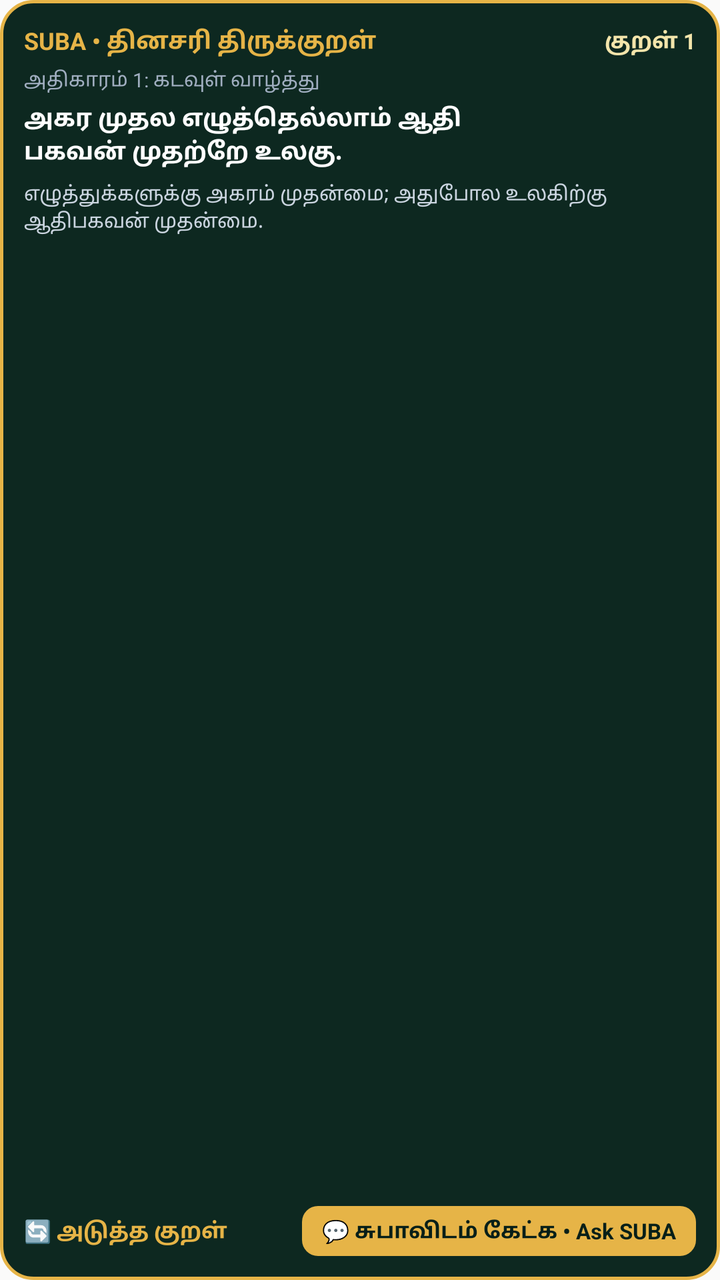
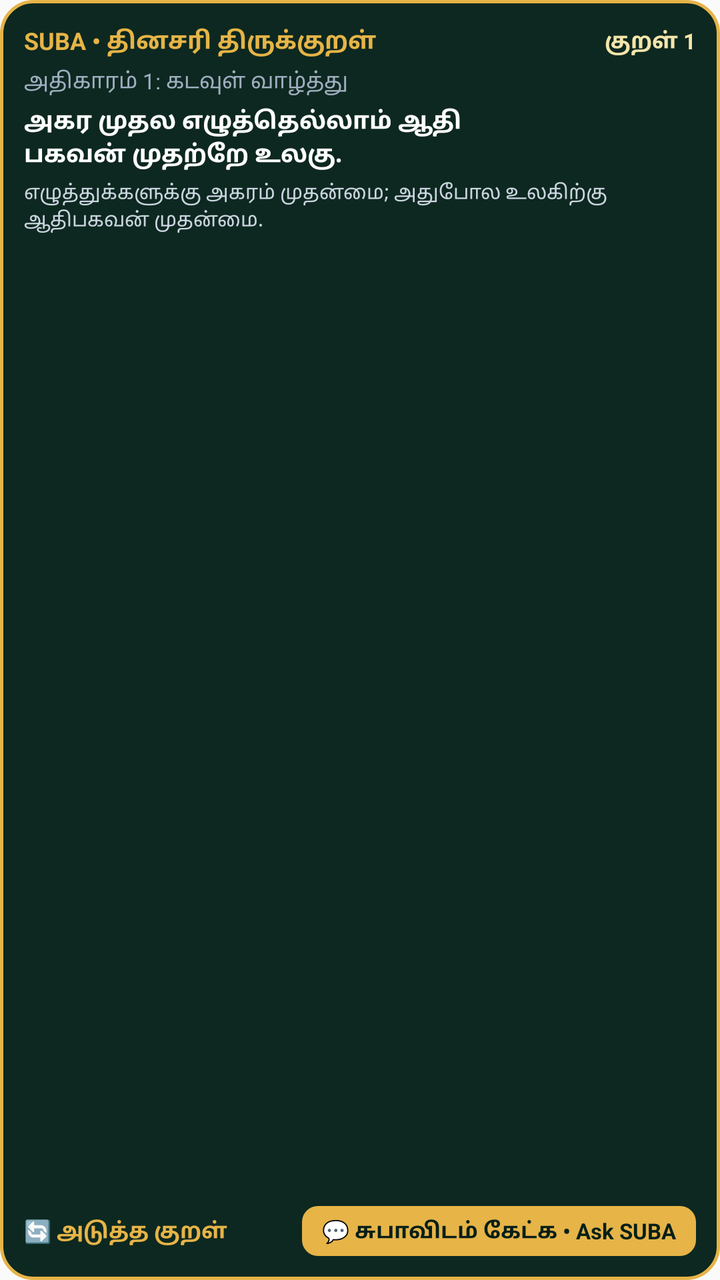

Screens rendered from an Android XML layout before and after an edit, with the pre-edit source and the edit as a unified diff.
<!-- AndroidManifest.xml: application theme AppTheme -->
<!-- res/layout/suba_widget.xml -->
<?xml version="1.0" encoding="utf-8"?>
<LinearLayout xmlns:android="http://schemas.android.com/apk/res/android"
    android:id="@+id/widget_root"
    android:layout_width="match_parent"
    android:layout_height="match_parent"
    android:background="@drawable/widget_bg"
    android:orientation="vertical"
    android:padding="12dp">

    
    <LinearLayout
        android:layout_width="match_parent"
        android:layout_height="wrap_content"
        android:orientation="horizontal"
        android:gravity="center_vertical"
        android:layout_marginBottom="4dp">

        <TextView
            android:id="@+id/widget_header_title"
            android:layout_width="0dp"
            android:layout_height="wrap_content"
            android:layout_weight="1"
            android:text="@string/widget_title"
            android:textColor="#E6B447"
            android:textSize="12sp"
            android:textStyle="bold" />

        <TextView
            android:id="@+id/widget_kural_number"
            android:layout_width="wrap_content"
            android:layout_height="wrap_content"
            android:text="குறள் 1"
            android:textColor="#F3E5AB"
            android:textSize="11sp"
            android:textStyle="bold" />
    </LinearLayout>

    
    <TextView
        android:id="@+id/widget_chapter"
        android:layout_width="match_parent"
        android:layout_height="wrap_content"
        android:text="அதிகாரம் 1: கடவுள் வாழ்த்து"
        android:textColor="#A0AEC0"
        android:textSize="10sp"
        android:layout_marginBottom="4dp" />

    
    <TextView
        android:id="@+id/widget_kural_line1"
        android:layout_width="match_parent"
        android:layout_height="wrap_content"
        android:text="அகர முதல எழுத்தெல்லாம் ஆதி"
        android:textColor="#FFFFFF"
        android:textSize="12sp"
        android:textStyle="bold"
        android:maxLines="1"
        android:ellipsize="end" />

    
    <TextView
        android:id="@+id/widget_kural_line2"
        android:layout_width="match_parent"
        android:layout_height="wrap_content"
        android:text="பகவன் முதற்றே உலகு."
        android:textColor="#FFFFFF"
        android:textSize="12sp"
        android:textStyle="bold"
        android:maxLines="1"
        android:ellipsize="end"
        android:layout_marginBottom="6dp" />

    
    <TextView
        android:id="@+id/widget_meaning"
        android:layout_width="match_parent"
        android:layout_height="0dp"
        android:layout_weight="1"
        android:text="எழுத்துக்களுக்கு அகரம் முதன்மை; அதுபோல உலகிற்கு ஆதிபகவன் முதன்மை."
        android:textColor="#CBD5E0"
        android:textSize="10sp"
        android:maxLines="2"
        android:ellipsize="end"
        android:layout_marginBottom="6dp" />

    
    <RelativeLayout
        android:layout_width="match_parent"
        android:layout_height="wrap_content">

        <TextView
            android:id="@+id/widget_btn_next"
            android:layout_width="wrap_content"
            android:layout_height="wrap_content"
            android:layout_alignParentStart="true"
            android:layout_centerVertical="true"
            android:text="🔄 அடுத்த குறள்"
            android:textColor="#E6B447"
            android:textSize="11sp"
            android:textStyle="bold" />

        <TextView
            android:id="@+id/widget_btn_ask"
            android:layout_width="wrap_content"
            android:layout_height="wrap_content"
            android:layout_alignParentEnd="true"
            android:layout_centerVertical="true"
            android:background="@drawable/widget_btn_bg"
            android:paddingLeft="10dp"
            android:paddingRight="10dp"
            android:paddingTop="5dp"
            android:paddingBottom="5dp"
            android:text="@string/widget_ask_button"
            android:textColor="#071F18"
            android:textSize="11sp"
            android:textStyle="bold" />
    </RelativeLayout>

</LinearLayout>
<!-- resources referenced by this layout -->
<resources>
  <!-- drawable widget_bg (drawable) -->
  <?xml version="1.0" encoding="utf-8"?>
  <shape xmlns:android="http://schemas.android.com/apk/res/android"
      android:shape="rectangle">
      <solid android:color="#0D2820" />
      <stroke
          android:width="1.5dp"
          android:color="#E6B447" />
      <corners android:radius="16dp" />
  </shape>
  <!-- drawable widget_btn_bg (drawable) -->
  <?xml version="1.0" encoding="utf-8"?>
  <shape xmlns:android="http://schemas.android.com/apk/res/android"
      android:shape="rectangle">
      <solid android:color="#E6B447" />
      <corners android:radius="8dp" />
  </shape>
  <string name="widget_ask_button">💬 சுபாவிடம் கேட்க • Ask SUBA</string>
  <string name="widget_title">SUBA • தினசரி திருக்குறள்</string>
  <style name="AppTheme" parent="Theme.AppCompat.Light.DarkActionBar">
          
          <item name="colorPrimary">@color/colorPrimary</item>
          <item name="colorPrimaryDark">@color/colorPrimaryDark</item>
          <item name="colorAccent">@color/colorAccent</item>
      </style>
  <color name="colorPrimary">#023c69</color>
</resources>

<!-- the commit's change to res/layout/suba_widget.xml (unified diff, before → after) -->
@@ -42,7 +42,7 @@
         android:layout_height="wrap_content"
         android:text="அதிகாரம் 1: கடவுள் வாழ்த்து"
         android:textColor="#A0AEC0"
-        android:textSize="10sp"
+        android:textSize="11sp"
         android:layout_marginBottom="4dp" />
 
     
@@ -68,7 +68,7 @@
         android:textStyle="bold"
         android:maxLines="1"
         android:ellipsize="end"
-        android:layout_marginBottom="6dp" />
+        android:layout_marginBottom="4dp" />
 
     
     <TextView
@@ -84,16 +84,17 @@
         android:layout_marginBottom="6dp" />
 
     
-    <RelativeLayout
+    <LinearLayout
         android:layout_width="match_parent"
-        android:layout_height="wrap_content">
+        android:layout_height="wrap_content"
+        android:orientation="horizontal"
+        android:gravity="center_vertical">
 
         <TextView
             android:id="@+id/widget_btn_next"
-            android:layout_width="wrap_content"
+            android:layout_width="0dp"
             android:layout_height="wrap_content"
-            android:layout_alignParentStart="true"
-            android:layout_centerVertical="true"
+            android:layout_weight="1"
             android:text="🔄 அடுத்த குறள்"
             android:textColor="#E6B447"
             android:textSize="11sp"
@@ -103,8 +104,6 @@
             android:id="@+id/widget_btn_ask"
             android:layout_width="wrap_content"
             android:layout_height="wrap_content"
-            android:layout_alignParentEnd="true"
-            android:layout_centerVertical="true"
             android:background="@drawable/widget_btn_bg"
             android:paddingLeft="10dp"
             android:paddingRight="10dp"
@@ -114,6 +113,6 @@
             android:textColor="#071F18"
             android:textSize="11sp"
             android:textStyle="bold" />
-    </RelativeLayout>
+    </LinearLayout>
 
 </LinearLayout>
